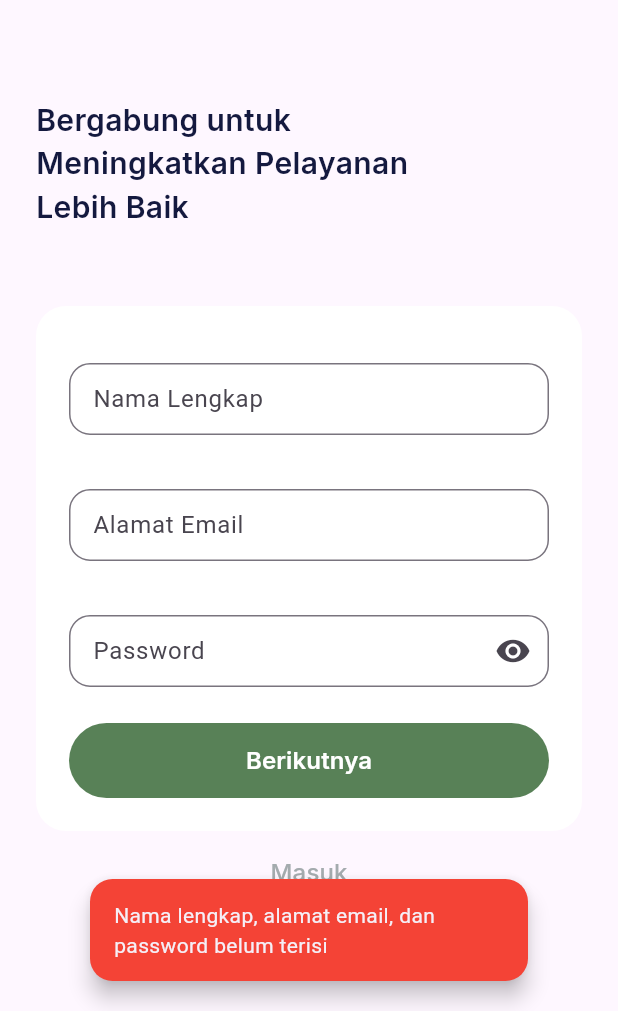
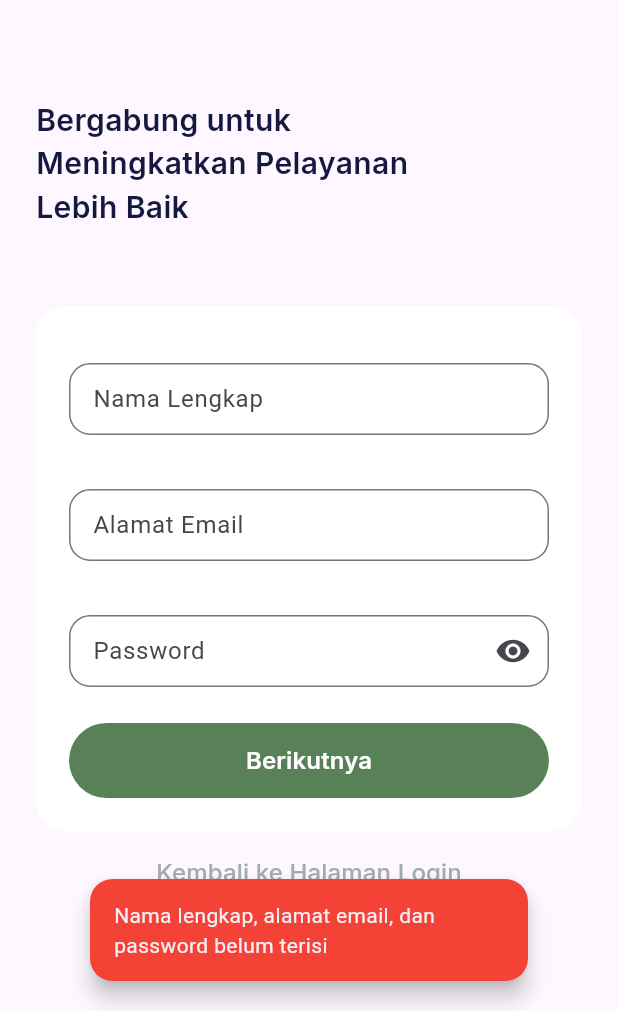
Before and after one commit to fuadadhim24/ketertelusuran_mobile, a Flutter app: the SignUpPage screen opened by its route, after a tap on "Berikutnya", on a phone screen of 412 x 824 dp, the part 225-1236 px from its top. Run offline on Flutter 3.47's test engine with Material 3 defaults, Android fonts, the phone set to English and light mode, and no system bars; our stand-ins replace carousel_slider, get, google_fonts, sliding_up_panel.

Commit message:
refactor: add routing get page at sign up page to sign up set ktp page

```diff
--- a/lib/ui/pages/sign_up_page.dart
+++ b/lib/ui/pages/sign_up_page.dart
@@ -113,7 +113,7 @@ class SignUpPage extends StatelessWidget {
                     } else if (passwordController.text.isEmpty) {
                       _showWarningSnackBar(context, 'Password belum terisi');
                     } else {
-                      Get.to('/sign-up-set-profile');
+                      Get.toNamed('/sign-up-set-ktp');
                     }
                   },
                 ),
@@ -124,7 +124,7 @@ class SignUpPage extends StatelessWidget {
             height: 16,
           ),
           CustomTextButton(
-            title: 'Masuk',
+            title: 'Kembali ke Halaman Login',
             onPressed: () {
               Get.toNamed('/sign-in');
             },
```
